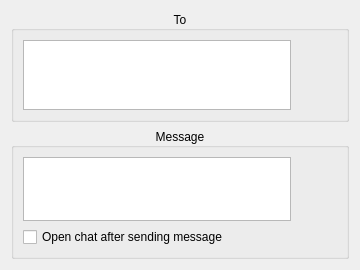
Qt form src/desktop/GuiCreateMessage.ui (hwgao/beebeep) before a commit.
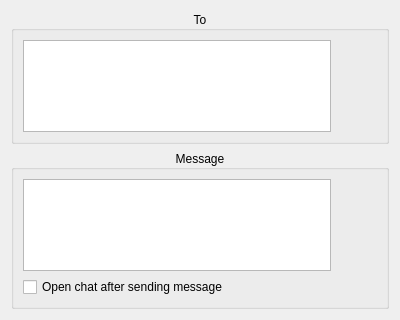
The same form after that commit. Icons and pictures are not drawn. Custom widgets are drawn as their Qt base class.

Patch:
```diff
--- a/src/desktop/GuiCreateMessage.ui
+++ b/src/desktop/GuiCreateMessage.ui
@@ -6,8 +6,8 @@
    <rect>
     <x>0</x>
     <y>0</y>
-    <width>360</width>
-    <height>270</height>
+    <width>400</width>
+    <height>320</height>
    </rect>
   </property>
   <property name="sizePolicy">
```
